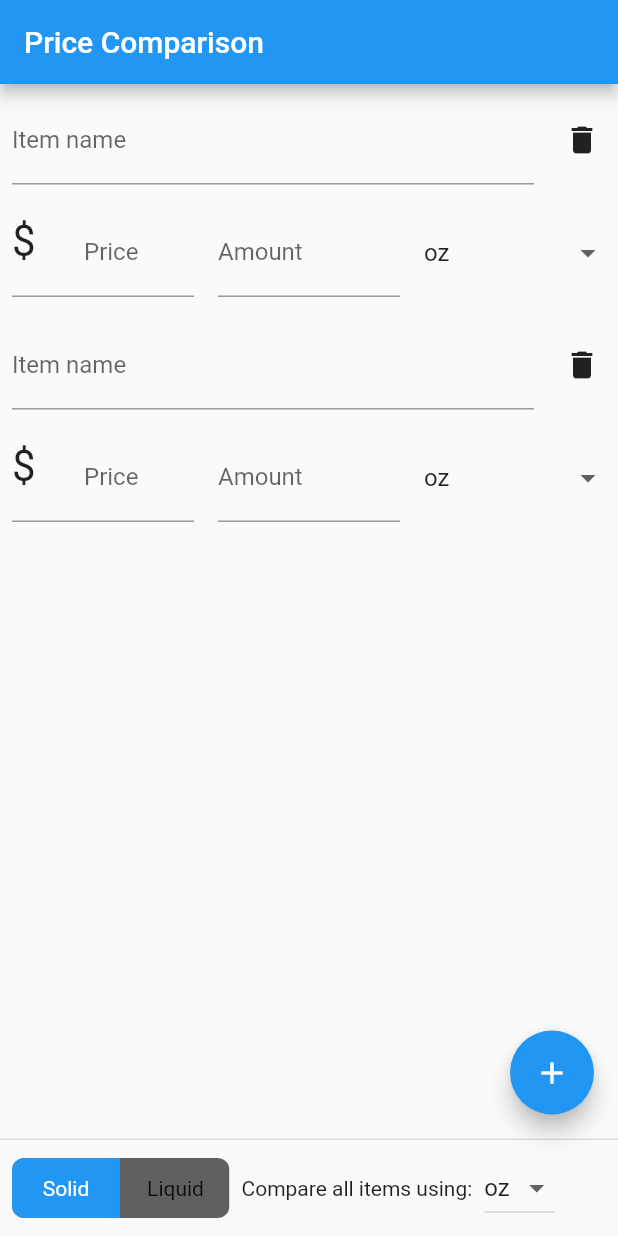
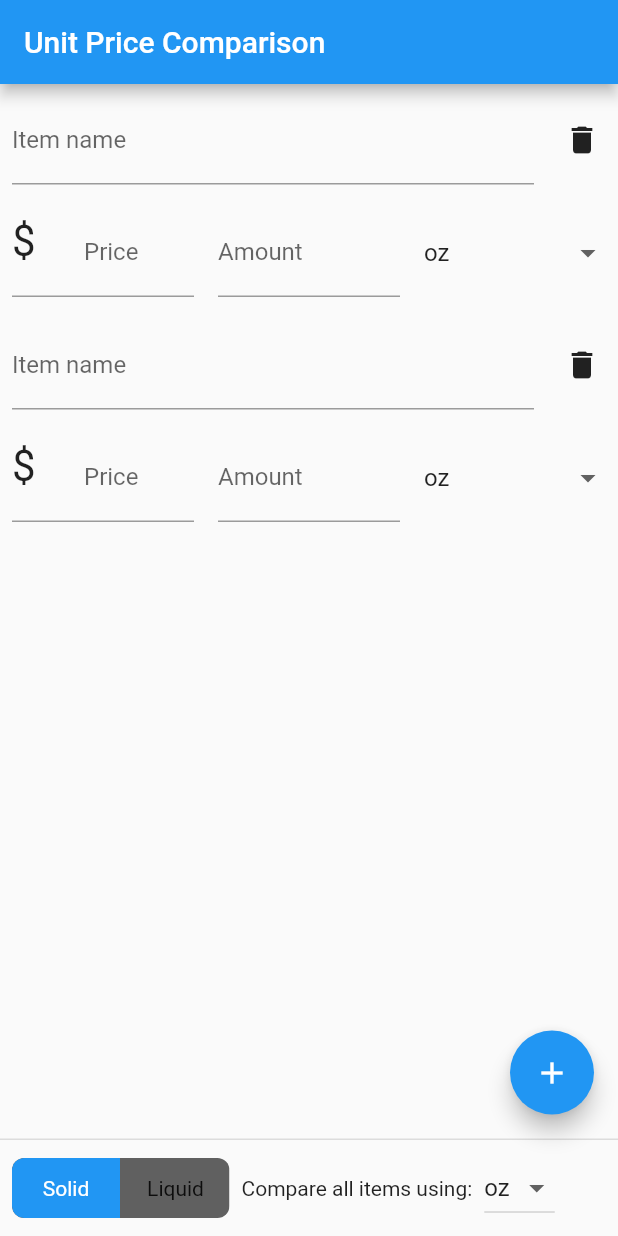
Before and after one commit to stephentigner/shopping_units, a Flutter app: the screen it shows after launch, on a phone screen of 412 x 824 dp. Run offline on Flutter 3.47's test engine with Material 2 defaults, Android fonts, the phone set to English and light mode, and no system bars; drawn by our look-alikes of toggle_switch; missing offline and left inert: units_converter.

Commit message:
Removed some remaining comments from initial scaffolding; changed title from "Price Comparison" to "Unit Price Comparison"; fixed overflow issue for standardized units drop-down on very narrow screens such as the Galaxy Fold 4's external display

```diff
--- a/lib/main.dart
+++ b/lib/main.dart
@@ -1,13 +1,7 @@
-import 'dart:async';
-import 'dart:collection';
-
 import 'package:flutter/material.dart';
-import 'package:shopping_units/enums/comparison_item_field.dart';
 import 'package:shopping_units/enums/unit_type.dart';
 import 'package:shopping_units/models/comparison_list_model.dart';
-import 'package:shopping_units/models/item_details.dart';
 import 'package:shopping_units/utils/application_strings.dart';
-import 'package:shopping_units/widgets/comparison_item.dart';
 import 'package:shopping_units/widgets/comparison_list.dart';
 import 'package:toggle_switch/toggle_switch.dart';
 
@@ -22,35 +16,17 @@ class ShoppingUnits extends StatelessWidget {
   @override
   Widget build(BuildContext context) {
     return MaterialApp(
-      title: 'Price comparison',
+      title: 'Unit Price comparison',
       theme: ThemeData(
-        // This is the theme of your application.
-        //
-        // Try running your application with "flutter run". You'll see the
-        // application has a blue toolbar. Then, without quitting the app, try
-        // changing the primarySwatch below to Colors.green and then invoke
-        // "hot reload" (press "r" in the console where you ran "flutter run",
-        // or simply save your changes to "hot reload" in a Flutter IDE).
-        // Notice that the counter didn't reset back to zero; the application
-        // is not restarted.
         primarySwatch: Colors.blue,
       ),
-      home: const MainScreen(title: 'Price Comparison'),
+      home: const MainScreen(title: 'Unit Price Comparison'),
     );
   }
 }
 
 class MainScreen extends StatefulWidget {
   const MainScreen({super.key, required this.title});
-
-  // This widget is the home page of your application. It is stateful, meaning
-  // that it has a State object (defined below) that contains fields that affect
-  // how it looks.
-
-  // This class is the configuration for the state. It holds the values (in this
-  // case the title) provided by the parent (in this case the App widget) and
-  // used by the build method of the State. Fields in a Widget subclass are
-  // always marked "final".
 
   final String title;
 
@@ -113,9 +89,11 @@ class _MainScreenState extends State<MainScreen> {
               initialLabelIndex: _measureTypeIndex,
               onToggle: _toggleMeasureType,
             ),
-            const Padding(
-              padding: EdgeInsets.all(8.0),
-              child: Text(ApplicationStrings.standardizedUnitsLabel),
+            const Flexible(
+              child: Padding(
+                padding: EdgeInsets.all(8.0),
+                child: Text(ApplicationStrings.standardizedUnitsLabel),
+              ),
             ),
             DropdownButton<UnitType>(
               value: _standardizedUnits,
```
